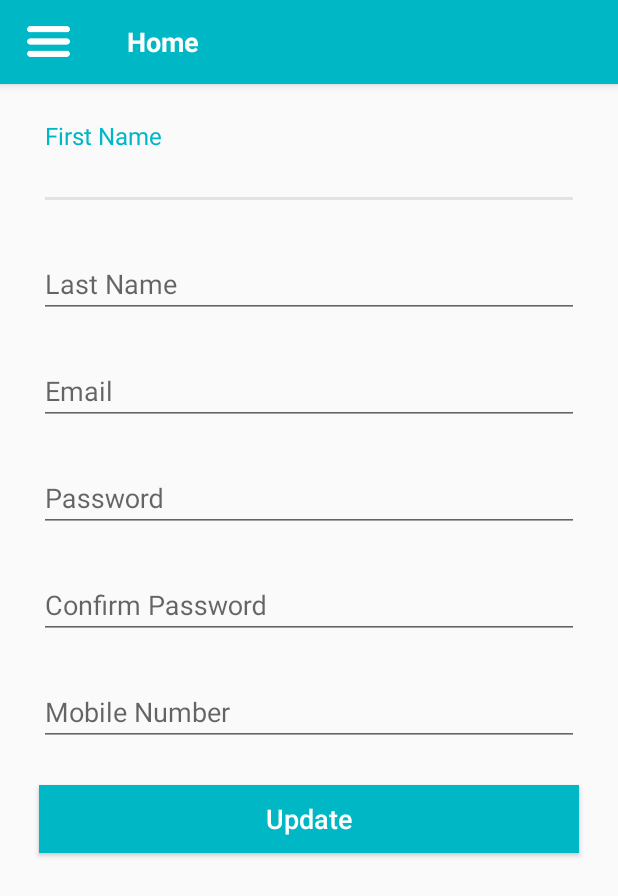
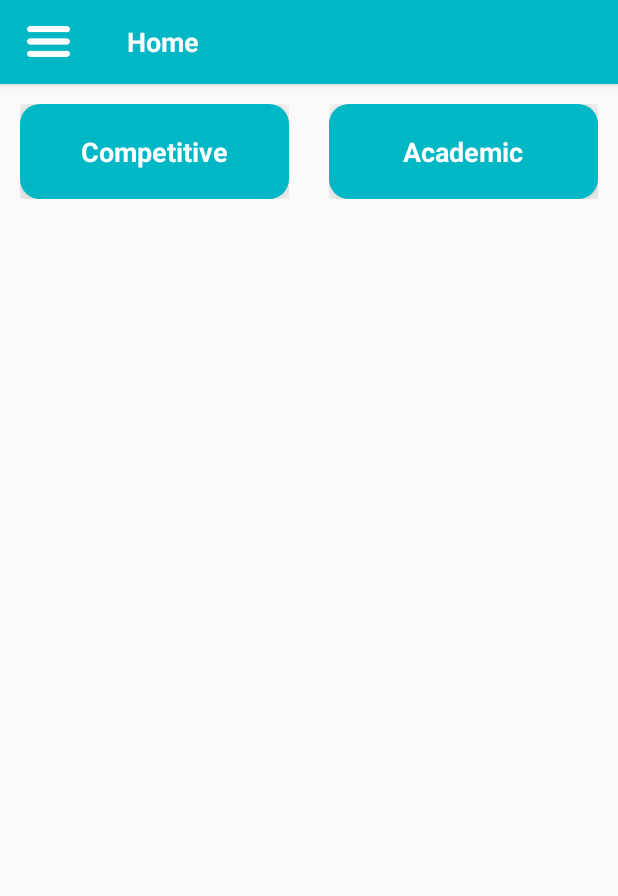
Before and after one commit to Adms1/TestPrep_Android, an Android app: the DashboardActivity screen opened directly, with no data from a screen before it, on a phone screen of 412 x 824 dp. Shown: the top 896 px of the screen. Run offline under Robolectric (Android 15) with nearby library versions, the phone set to English and light mode, and no system bars; our stand-ins replace CircleImageView, sdp/ssp sizes; 2 statements that could not run were skipped.

Commit message:
antra 09/05/2019 7.15

```diff
--- /dev/null
+++ b/app/src/main/java/com/testprep/activity/ChooseCoarseFragment.kt
@@ -0,0 +1,38 @@
+package com.testprep.activity
+
+import android.os.Bundle
+import android.support.v4.app.Fragment
+import android.support.v7.widget.GridLayoutManager
+import android.view.LayoutInflater
+import android.view.View
+import android.view.ViewGroup
+
+import com.testprep.R
+import com.testprep.adapter.ChooseCoarseAdapter
+import kotlinx.android.synthetic.main.fragment_choose_coarse.*
+
+/**
+ * A simple [Fragment] subclass.
+ *
+ */
+
+class ChooseCoarseFragment : Fragment() {
+
+    private var chooseCoarseAdapter: ChooseCoarseAdapter? = null
+    private var coarseList = arrayOf("Competitive", "Academic")
+
+    override fun onCreateView(inflater: LayoutInflater, container: ViewGroup?, savedInstanceState: Bundle?): View? {
+        // Inflate the layout for this fragment
+        return inflater.inflate(R.layout.fragment_choose_coarse, container, false)
+    }
+
+    override fun onViewCreated(view: View, savedInstanceState: Bundle?) {
+        super.onViewCreated(view, savedInstanceState)
+
+        coarse_rvCoarseList.layoutManager = GridLayoutManager(activity!!, 2)
+        chooseCoarseAdapter = ChooseCoarseAdapter(activity!!, coarseList)
+        coarse_rvCoarseList.adapter = chooseCoarseAdapter
+
+    }
+
+}
--- a/app/src/main/java/com/testprep/activity/DashboardActivity.kt
+++ b/app/src/main/java/com/testprep/activity/DashboardActivity.kt
@@ -10,7 +10,6 @@ import com.google.android.gms.auth.api.signin.GoogleSignInClient
 import com.google.android.gms.auth.api.signin.GoogleSignInOptions
 import com.testprep.R
 import com.testprep.adapter.DrawerMenuListAdapter
-import com.testprep.fragments.TestFragment
 import com.testprep.fragments.UpdateProfileFragment
 import com.testprep.utils.AppConstants
 import com.testprep.utils.Utils
@@ -45,7 +44,7 @@ class DashboardActivity : AppCompatActivity() {
 
         init()
 
-        supportFragmentManager.beginTransaction().add(R.id.container, UpdateProfileFragment()).commit()
+        supportFragmentManager.beginTransaction().add(R.id.container, ChooseCoarseFragment()).commit()
     }
 
     private fun init() {
@@ -64,7 +63,7 @@ class DashboardActivity : AppCompatActivity() {
         dashboard_ivMenu.setOnClickListener { drawer_layout.openDrawer(nav_view) }
 
         dashboard_tvtest.setOnClickListener {
-            supportFragmentManager.beginTransaction().replace(R.id.container, TestFragment()).commit()
+            supportFragmentManager.beginTransaction().replace(R.id.container, ChooseCoarseFragment()).commit()
             drawer_layout.closeDrawer(nav_view)
 
         }
--- /dev/null
+++ b/app/src/main/java/com/testprep/adapter/ChooseCoarseAdapter.kt
@@ -0,0 +1,55 @@
+package com.testprep.adapter
+
+import android.content.Context
+import android.support.v7.widget.RecyclerView
+import android.view.LayoutInflater
+import android.view.View
+import android.view.ViewGroup
+import android.widget.TextView
+import com.testprep.R
+
+class ChooseCoarseAdapter(val context: Context, val dataList: Array<String>) :
+    RecyclerView.Adapter<ChooseCoarseAdapter.viewholder>() {
+
+    var row_index = -1
+
+    override fun onCreateViewHolder(p0: ViewGroup, p1: Int): viewholder {
+
+        return viewholder(
+            LayoutInflater.from(context).inflate(
+                R.layout.list_item_drawer_menu,
+                p0,
+                false
+            )
+        )
+    }
+
+    override fun getItemCount(): Int {
+        return dataList.size
+    }
+
+    override fun onBindViewHolder(p0: viewholder, p1: Int) {
+        p0.title.text = dataList[p1]
+
+        p0.title.setOnClickListener {
+
+            row_index = p1
+            notifyDataSetChanged()
+
+        }
+
+        if (row_index == p1) {
+            p0.title.setBackgroundResource(R.drawable.dark_blue_gredient_bg)
+        } else {
+            p0.title.setBackgroundResource(R.drawable.blue_gradient_bg)
+        }
+
+
+    }
+
+    class viewholder(itemView: View) : RecyclerView.ViewHolder(itemView) {
+
+        var title: TextView = itemView.findViewById(R.id.drawer_list_title)
+
+    }
+}
--- /dev/null
+++ b/app/src/main/res/drawable/blue_gradient_bg.xml
@@ -0,0 +1,18 @@
+<?xml version="1.0" encoding="utf-8"?>
+<shape xmlns:android="http://schemas.android.com/apk/res/android"
+       android:shape="rectangle">
+
+    <!--<gradient-->
+    <!--android:angle="0"-->
+    <!--android:centerColor="#70d7d5"-->
+    <!--android:endColor="#90f7f5"-->
+    <!--android:startColor="@color/colorPrimary"-->
+    <!--android:type="linear" />-->
+
+    <corners
+            android:radius="@dimen/_10sdp"/>
+
+    <solid android:color="@color/colorPrimary"/>
+
+
+</shape>
--- /dev/null
+++ b/app/src/main/res/drawable/dark_blue_gredient_bg.xml
@@ -0,0 +1,16 @@
+<?xml version="1.0" encoding="utf-8"?>
+<shape xmlns:android="http://schemas.android.com/apk/res/android"
+       android:shape="rectangle">
+
+    <!--<gradient-->
+    <!--android:angle="0"-->
+    <!--android:centerColor="#70d7d5"-->
+    <!--android:endColor="#90f7f5"-->
+    <!--android:startColor="@color/colorPrimary"-->
+    <!--android:type="linear" />-->
+
+    <corners android:radius="@dimen/_10sdp"/>
+
+    <solid android:color="#0095b6"/>
+
+</shape>
--- a/app/src/main/res/layout/activity_login.xml
+++ b/app/src/main/res/layout/activity_login.xml
@@ -96,6 +96,7 @@
                 android:layout_marginLeft="@dimen/_20sdp"
                 android:layout_marginRight="@dimen/_20sdp"
                 android:paddingTop="@dimen/_3sdp"
+                android:layout_marginTop="@dimen/_5sdp"
                 android:paddingBottom="@dimen/_3sdp"
                 android:textSize="@dimen/_9sdp"
                 app:layout_constraintTop_toBottomOf="@+id/login_btnLogin"/>
--- /dev/null
+++ b/app/src/main/res/layout/fragment_choose_coarse.xml
@@ -0,0 +1,16 @@
+<?xml version="1.0" encoding="utf-8"?>
+<android.support.constraint.ConstraintLayout
+        xmlns:android="http://schemas.android.com/apk/res/android"
+        xmlns:tools="http://schemas.android.com/tools"
+        xmlns:app="http://schemas.android.com/apk/res-auto"
+        android:layout_width="match_parent"
+        android:layout_height="match_parent"
+        tools:context=".activity.ChooseCoarseFragment">
+
+    <android.support.v7.widget.RecyclerView
+            android:id="@+id/coarse_rvCoarseList"
+            android:layout_width="match_parent"
+            android:layout_height="wrap_content"
+            app:layout_constraintTop_toTopOf="parent"/>
+
+</android.support.constraint.ConstraintLayout>
--- a/app/src/main/res/layout/list_item_drawer_menu.xml
+++ b/app/src/main/res/layout/list_item_drawer_menu.xml
@@ -3,19 +3,27 @@
         xmlns:android="http://schemas.android.com/apk/res/android"
         xmlns:app="http://schemas.android.com/apk/res-auto"
         android:layout_width="match_parent"
+        android:padding="@dimen/_10sdp"
         android:layout_height="wrap_content">
 
     <TextView
             android:id="@+id/drawer_list_title"
             android:layout_width="match_parent"
-            android:layout_height="wrap_content"
+            android:layout_height="match_parent"
             android:text="@string/profile"
-            android:textColor="@color/gray"
-            android:paddingLeft="@dimen/_20sdp"
-            android:paddingRight="@dimen/_20sdp"
+            app:layout_constraintRight_toRightOf="parent"
+            app:layout_constraintBottom_toBottomOf="parent"
+            android:paddingTop="@dimen/_15sdp"
+            android:paddingBottom="@dimen/_15sdp"
+            android:textColor="@color/white"
+            android:gravity="center"
+            android:paddingLeft="@dimen/_25sdp"
+            android:background="@drawable/blue_gradient_bg"
+            android:paddingRight="@dimen/_25sdp"
             android:textSize="@dimen/_14sdp"
-            app:layout_constraintTop_toTopOf="parent"
-            android:layout_marginTop="@dimen/_15sdp"
-            android:layout_marginBottom="@dimen/_15sdp"/>
+            android:textStyle="bold"
+            android:elevation="@dimen/_10sdp"
+            app:layout_constraintLeft_toLeftOf="parent"
+            app:layout_constraintTop_toTopOf="parent"/>
 
 </android.support.constraint.ConstraintLayout>
--- a/app/src/main/res/values/colors.xml
+++ b/app/src/main/res/values/colors.xml
@@ -10,4 +10,5 @@
     <color name="demo_light_transparent">#16000000</color>
     <color name="default_shimmer_color">#e3e1e3</color>
     <color name="gray">#808080</color>
+    <color name="green">#77B34D</color>
 </resources>
--- a/app/src/main/res/values/strings.xml
+++ b/app/src/main/res/values/strings.xml
@@ -38,4 +38,6 @@
     <string name="profile">Profile</string>
     <string name="update">Update</string>
     <string name="test">Test</string>
+    <string name="forgot_password">Forgot Password</string>
+    <string name="verify">Verify</string>
 </resources>
```
Also changed, not shown: app/src/main/AndroidManifest.xml (+43 -28 lines), app/src/main/java/com/testprep/activity/ForgotPasswordActivity.kt (added, +76 -0 lines), app/src/main/java/com/testprep/activity/LoginActivity.kt (+13 -2 lines), app/src/main/java/com/testprep/activity/SignupActivity.kt (+4 -4 lines), app/src/main/java/com/testprep/fragments/TestFragment.kt (+2 -15 lines), app/src/main/java/com/testprep/fragments/UpdateProfileFragment.kt (+12 -0 lines), app/src/main/res/layout/activity_forgot_password.xml (added, +90 -0 lines), app/src/main/res/layout/activity_otp.xml (+18 -5 lines).
